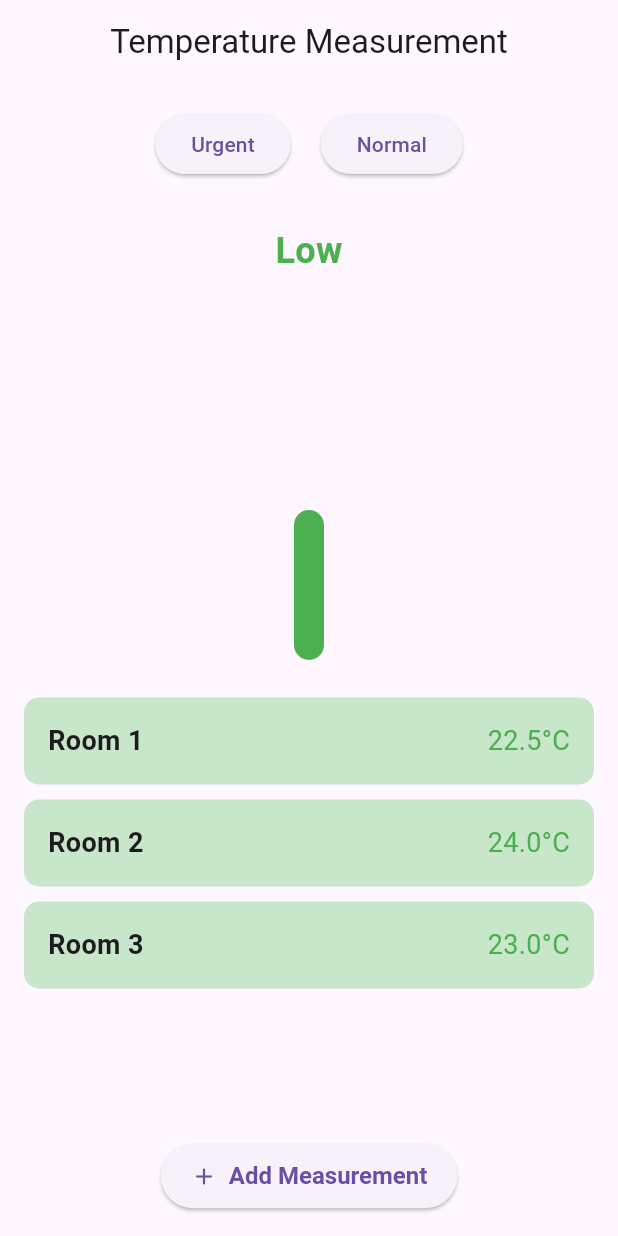
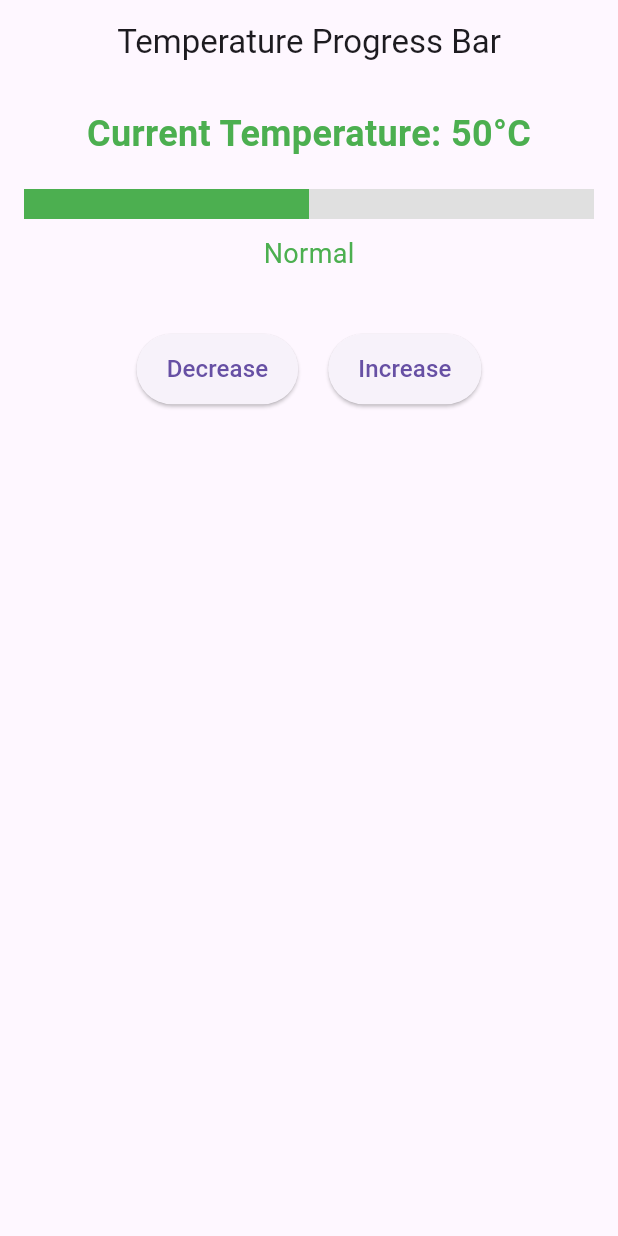
Before and after one commit to todoyalee/chat_edums, a Flutter app: the screen it shows after launch, on a phone screen of 412 x 824 dp. Run offline on Flutter 3.47's test engine with Material 3 defaults, Android fonts, the phone set to English and light mode, and no system bars; our stand-ins replace dio, flutter_switch, get; missing offline and left inert: vertical_card_pager.

Commit message:
temp_progressBar

```diff
--- a/lib/main.dart
+++ b/lib/main.dart
@@ -1,14 +1,14 @@
 import 'package:flutter/material.dart';
 
 void main() {
-  runApp(SimpleTemperatureApp());
+  runApp(TemperatureProgressBarApp());
 }
 
-class SimpleTemperatureApp extends StatelessWidget {
+class TemperatureProgressBarApp extends StatelessWidget {
   @override
   Widget build(BuildContext context) {
     return MaterialApp(
-      title: 'Simple Temperature App',
+      title: 'Temperature Progress Bar',
       theme: ThemeData(
         primarySwatch: Colors.blue,
       ),
@@ -24,198 +24,122 @@ class TemperatureHomePage extends StatefulWidget {
 }
 
 class _TemperatureHomePageState extends State<TemperatureHomePage> {
-  // Current selected priority
-  String _selectedPriority = 'Normal';
+  // Current temperature value (0 to 100)
+  double _temperature = 50.0;
 
-  // Sample temperature measurements
-  List<TemperatureMeasurement> _measurements = [
-    TemperatureMeasurement(location: 'Room 1', value: 22.5),
-    TemperatureMeasurement(location: 'Room 2', value: 24.0),
-    TemperatureMeasurement(location: 'Room 3', value: 23.0),
-  ];
+  // Function to increase temperature
+  void _increaseTemperature() {
+    setState(() {
+      if (_temperature < 100) {
+        _temperature += 10;
+      }
+    });
+  }
 
-  // Function to get color based on priority
-  Color _getColor(String priority) {
-    switch (priority) {
-      case 'Urgent':
-        return Colors.red;
-      case 'Normal':
-        return Colors.green;
-      default:
-        return Colors.grey;
+  // Function to decrease temperature
+  void _decreaseTemperature() {
+    setState(() {
+      if (_temperature > 0) {
+        _temperature -= 10;
+      }
+    });
+  }
+
+  // Function to determine progress bar color based on temperature
+  Color _getProgressColor(double temperature) {
+    if (temperature <= 50) {
+      return Colors.green;
+    } else if (temperature <= 75) {
+      return Colors.yellow;
+    } else {
+      return Colors.red;
     }
   }
 
-  // Function to add a new measurement
-  void _addMeasurement() {
-    setState(() {
-      // For demonstration, we'll add a random temperature
-      double newTemp = 20 + (5 * (new DateTime.now().second % 10)) / 10;
-      _measurements.add(
-        TemperatureMeasurement(
-          location: 'Room ${_measurements.length + 1}',
-          value: newTemp,
-        ),
-      );
-    });
-  }
-
-  // Function to remove a measurement
-  void _removeMeasurement(int index) {
-    setState(() {
-      _measurements.removeAt(index);
-    });
+  // Function to get temperature status text
+  String _getTemperatureStatus(double temperature) {
+    if (temperature <= 50) {
+      return 'Normal';
+    } else if (temperature <= 75) {
+      return 'Elevated';
+    } else {
+      return 'Urgent';
+    }
   }
 
   @override
   Widget build(BuildContext context) {
-    Color priorityColor = _getColor(_selectedPriority);
+    Color progressColor = _getProgressColor(_temperature);
+    String statusText = _getTemperatureStatus(_temperature);
 
     return Scaffold(
       appBar: AppBar(
-        title: Text('Temperature Measurement'),
+        title: Text('Temperature Progress Bar'),
         centerTitle: true,
       ),
       body: Padding(
         padding: const EdgeInsets.all(16.0),
         child: Column(
           children: <Widget>[
-            // Priority Selection
+            // Display Current Temperature
+            Text(
+              'Current Temperature: ${_temperature.toInt()}°C',
+              style: TextStyle(
+                fontSize: 24,
+                fontWeight: FontWeight.bold,
+                color: progressColor,
+              ),
+            ),
+            SizedBox(height: 20),
+            // Progress Bar
+            LinearProgressIndicator(
+              value: _temperature / 100,
+              backgroundColor: Colors.grey[300],
+              valueColor: AlwaysStoppedAnimation<Color>(progressColor),
+              minHeight: 20,
+            ),
+            SizedBox(height: 10),
+            // Temperature Status
+            Text(
+              statusText,
+              style: TextStyle(
+                fontSize: 18,
+                color: progressColor,
+              ),
+            ),
+            SizedBox(height: 40),
+            // Control Buttons
             Row(
               mainAxisAlignment: MainAxisAlignment.center,
               children: [
-                // Urgent Button
+                // Decrease Button
                 ElevatedButton(
-                  onPressed: () {
-                    setState(() {
-                      _selectedPriority = 'Urgent';
-                    });
-                  },
-                  // style: ElevatedButton.styleFrom(
-                  //    _selectedPriority == 'Urgent'
-                  //       ? Colors.red
-                  //       : Colors.grey[300],
-                  //   onPrimary: _selectedPriority == 'Urgent'
-                  //       ? Colors.white
-                  //       : Colors.black,
-                  // ),
-                  child: Text('Urgent'),
+                  onPressed: _decreaseTemperature,
+                  style: ElevatedButton.styleFrom(
+                    //primary: Colors.blue, // Button color
+                    padding:
+                        EdgeInsets.symmetric(horizontal: 20.0, vertical: 12.0),
+                  ),
+                  child: Text(
+                    'Decrease',
+                    style: TextStyle(fontSize: 16),
+                  ),
                 ),
                 SizedBox(width: 20),
-                // Normal Button
+                // Increase Button
                 ElevatedButton(
-                  onPressed: () {
-                    setState(() {
-                      _selectedPriority = 'Normal';
-                    });
-                  },
-                  // style: ElevatedButton.styleFrom(
-                  //   primary: _selectedPriority == 'Normal'
-                  //       ? Colors.green
-                  //       : Colors.grey[300],
-                  //   onPrimary: _selectedPriority == 'Normal'
-                  //       ? Colors.white
-                  //       : Colors.black,
-                  // ),
-                  child: Text('Normal'),
+                  onPressed: _increaseTemperature,
+                  style: ElevatedButton.styleFrom(
+                    //primary: Colors.blue, // Button color
+                    padding:
+                        EdgeInsets.symmetric(horizontal: 20.0, vertical: 12.0),
+                  ),
+                  child: Text(
+                    'Increase',
+                    style: TextStyle(fontSize: 16),
+                  ),
                 ),
               ],
-            ),
-            SizedBox(height: 20),
-            // Temperature Indicator
-            Container(
-              width: 100,
-              height: 300,
-              child: Stack(
-                alignment: Alignment.bottomCenter,
-                children: [
-                  // Thermometer SVG
-                  // SvgPicture.asset(
-                  //   'assets/svg/thermometer.svg',
-                  //   width: 100,
-                  //   height: 300,
-                  //   color: Colors.grey[300],
-                  // ),
-                  // Colored Liquid
-                  AnimatedContainer(
-                    duration: Duration(milliseconds: 500),
-                    width: 20,
-                    height: (_selectedPriority == 'Urgent'
-                        ? 200
-                        : 100), // Adjust height
-                    decoration: BoxDecoration(
-                      color: priorityColor,
-                      borderRadius: BorderRadius.circular(10),
-                    ),
-                  ),
-                  // Temperature Text
-                  Positioned(
-                    top: 10,
-                    child: Text(
-                      _selectedPriority == 'Urgent' ? 'High' : 'Low',
-                      style: TextStyle(
-                        fontSize: 24,
-                        fontWeight: FontWeight.bold,
-                        color: priorityColor,
-                      ),
-                    ),
-                  ),
-                ],
-              ),
-            ),
-            SizedBox(height: 20),
-            // Temperature Measurements List
-            Expanded(
-              child: ListView.builder(
-                itemCount: _measurements.length,
-                itemBuilder: (context, index) {
-                  TemperatureMeasurement measurement = _measurements[index];
-                  return GestureDetector(
-                    onLongPress: () => _removeMeasurement(index),
-                    child: Container(
-                      margin: EdgeInsets.symmetric(vertical: 5),
-                      padding: EdgeInsets.all(16),
-                      decoration: BoxDecoration(
-                        color: _selectedPriority == 'Urgent'
-                            ? Colors.red[100]
-                            : Colors.green[100],
-                        borderRadius: BorderRadius.circular(10),
-                      ),
-                      child: Row(
-                        mainAxisAlignment: MainAxisAlignment.spaceBetween,
-                        children: [
-                          Text(
-                            measurement.location,
-                            style: TextStyle(
-                              fontSize: 18,
-                              fontWeight: FontWeight.bold,
-                            ),
-                          ),
-                          Text(
-                            '${measurement.value.toStringAsFixed(1)}°C',
-                            style: TextStyle(
-                              fontSize: 18,
-                              color: _selectedPriority == 'Urgent'
-                                  ? Colors.red
-                                  : Colors.green,
-                            ),
-                          ),
-                        ],
-                      ),
-                    ),
-                  );
-                },
-              ),
-            ),
-            // Add Measurement Button
-            ElevatedButton.icon(
-              onPressed: _addMeasurement,
-              icon: Icon(Icons.add),
-              label: Text('Add Measurement'),
-              style: ElevatedButton.styleFrom(
-                padding: EdgeInsets.symmetric(horizontal: 20.0, vertical: 12.0),
-                textStyle: TextStyle(fontSize: 16, fontWeight: FontWeight.bold),
-              ),
             ),
           ],
         ),
@@ -223,11 +147,3 @@ class _TemperatureHomePageState extends State<TemperatureHomePage> {
     );
   }
 }
-
-// Model for Temperature Measurement
-class TemperatureMeasurement {
-  final String location;
-  final double value;
-
-  TemperatureMeasurement({required this.location, required this.value});
-}
```
